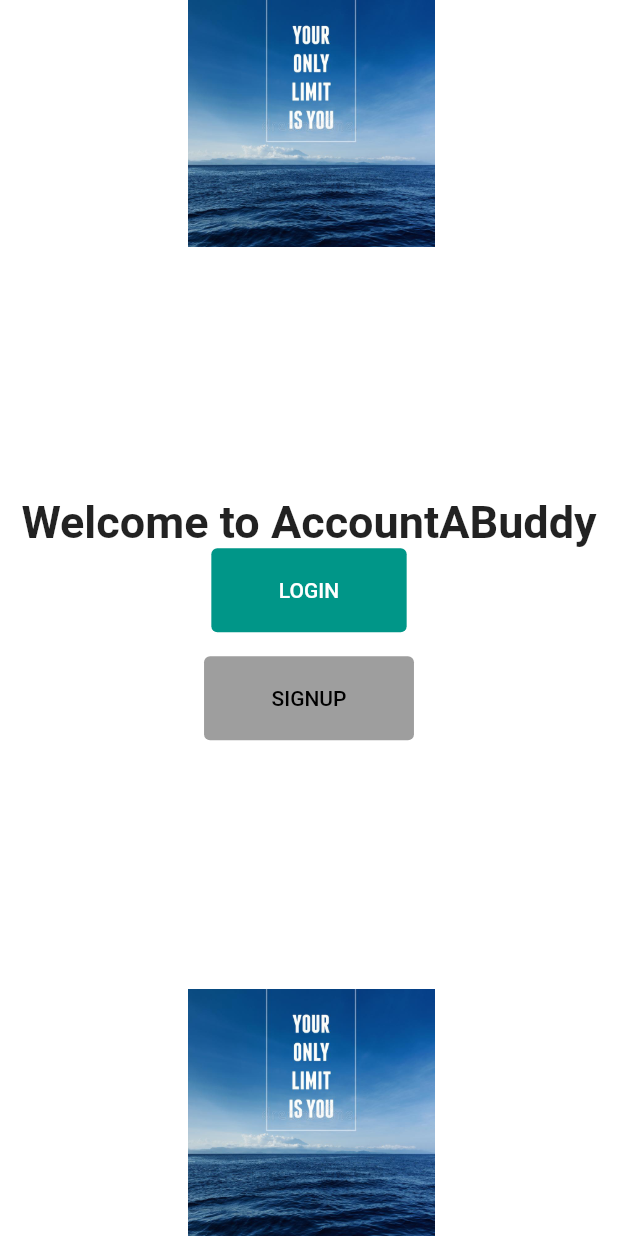
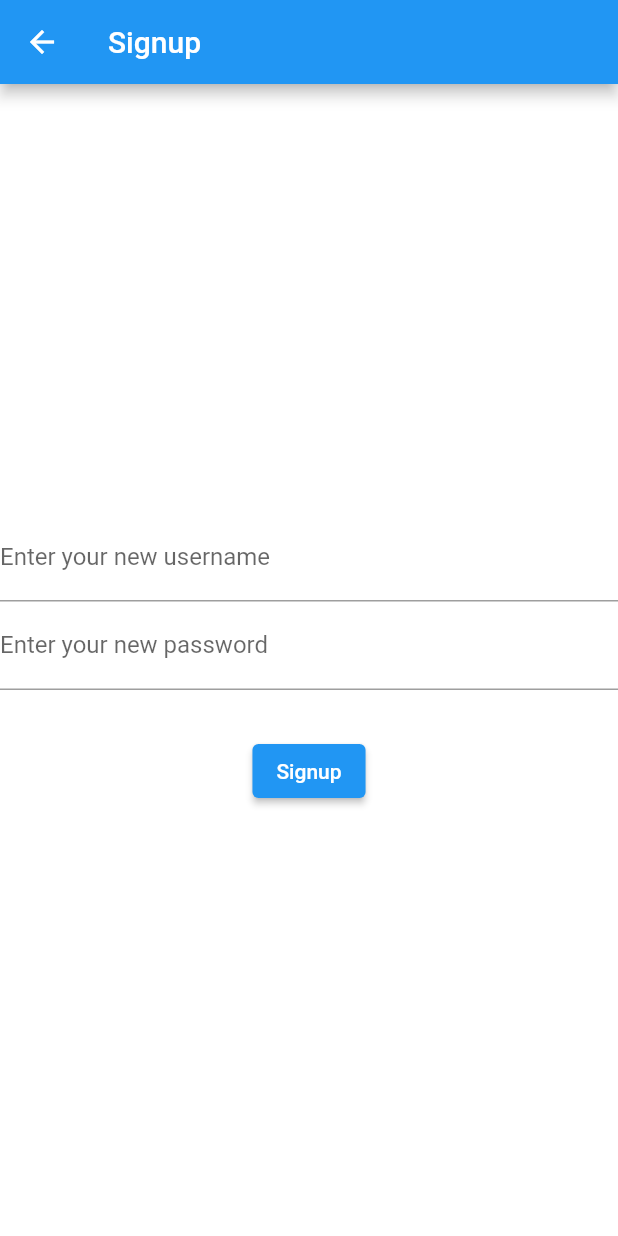
Before and after one commit to schwalbevans/better_with_friends, a Flutter app: the screen it shows after launch, after a tap on "LOGIN", on a phone screen of 412 x 824 dp. Run offline on Flutter 3.47's test engine with Material 2 defaults, Android fonts, the phone set to English and light mode, and no system bars; our stand-ins replace firebase_auth, firebase_core; accounts and stored records are empty; network calls fail.

Commit message:
SLight Change, Login now connected to signup page for testing

```diff
--- a/lib/screens/components/body.dart
+++ b/lib/screens/components/body.dart
@@ -23,7 +23,11 @@ class Body extends StatelessWidget {
                 primary: Colors.white,
               backgroundColor: Colors.teal,
             ),
-            onPressed: (){},
+            onPressed: (){Navigator.push(
+                context,
+                MaterialPageRoute(builder: (context) => Signup()),
+                );
+              },
             child: Text("LOGIN")),
         const SizedBox(height: 16),
         TextButton(
@@ -35,7 +39,7 @@ class Body extends StatelessWidget {
             ),
             onPressed: (){Navigator.push(
                 context,
-                MaterialPageRoute(builder: (context) => SecondRoute()),
+                MaterialPageRoute(builder: (context) => Signup()),
             );
             },
             child: Text("SIGNUP"))
@@ -45,8 +49,8 @@ class Body extends StatelessWidget {
   }
 }
 
-class SecondRoute extends StatelessWidget {
-  SecondRoute({Key? key}) : super(key: key);
+class Signup extends StatelessWidget {
+  Signup({Key? key}) : super(key: key);
   final myController = TextEditingController();
   final passController = TextEditingController();
 
```
